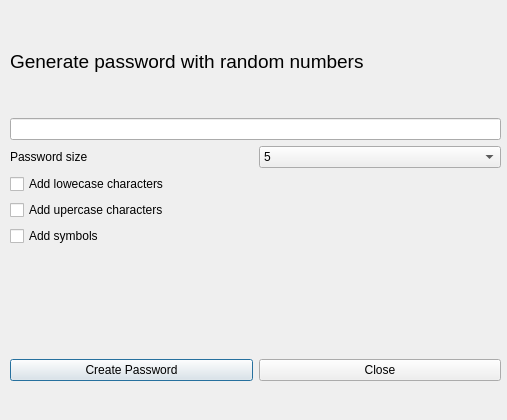
Before: the Qt Designer form dialog.ui in iagorubio/CybersecPwdgenDesktop, drawn with Qt 5.
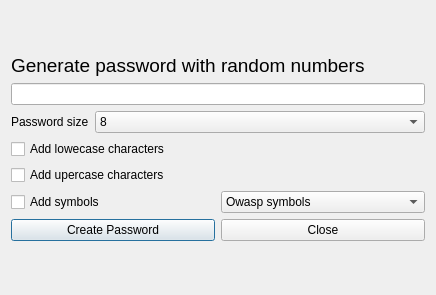
After: the same form once the commit is applied.

Commit message: Added selector for owasp/AD OI symbols

```diff
--- a/dialog.ui
+++ b/dialog.ui
@@ -6,8 +6,8 @@
    <rect>
     <x>0</x>
     <y>0</y>
-    <width>507</width>
-    <height>420</height>
+    <width>436</width>
+    <height>295</height>
    </rect>
   </property>
   <property name="sizePolicy">
@@ -31,23 +31,16 @@
   <property name="modal">
    <bool>false</bool>
   </property>
-  <widget class="QWidget" name="verticalLayoutWidget">
-   <property name="geometry">
-    <rect>
-     <x>10</x>
-     <y>10</y>
-     <width>491</width>
-     <height>371</height>
-    </rect>
-   </property>
+  <layout class="QVBoxLayout" name="verticalLayout_2">
+   <item>
    <layout class="QVBoxLayout" name="verticalLayout">
     <property name="sizeConstraint">
-     <enum>QLayout::SetNoConstraint</enum>
+      <enum>QLayout::SetMinAndMaxSize</enum>
     </property>
     <item>
      <widget class="QLabel" name="label_header">
       <property name="sizePolicy">
-       <sizepolicy hsizetype="Minimum" vsizetype="Minimum">
+        <sizepolicy hsizetype="Fixed" vsizetype="Fixed">
         <horstretch>0</horstretch>
         <verstretch>0</verstretch>
        </sizepolicy>
@@ -79,6 +72,9 @@
       <property name="layoutDirection">
        <enum>Qt::LeftToRight</enum>
       </property>
+       <property name="readOnly">
+        <bool>true</bool>
+       </property>
      </widget>
     </item>
     <item>
@@ -87,10 +83,19 @@
        <number>6</number>
       </property>
       <property name="sizeConstraint">
-       <enum>QLayout::SetNoConstraint</enum>
+        <enum>QLayout::SetFixedSize</enum>
       </property>
       <item>
        <widget class="QLabel" name="label_size">
+         <property name="enabled">
+          <bool>true</bool>
+         </property>
+         <property name="sizePolicy">
+          <sizepolicy hsizetype="Fixed" vsizetype="Fixed">
+           <horstretch>0</horstretch>
+           <verstretch>0</verstretch>
+          </sizepolicy>
+         </property>
         <property name="text">
          <string>Password size</string>
         </property>
@@ -100,7 +105,7 @@
        <widget class="QComboBox" name="comboBox_size">
         <item>
          <property name="text">
-          <string>5</string>
+           <string>8</string>
          </property>
         </item>
         <item>
@@ -137,6 +142,8 @@
      </widget>
     </item>
     <item>
+      <layout class="QHBoxLayout" name="horizontalLayout_3">
+       <item>
      <widget class="QCheckBox" name="checkBox_symbols">
       <property name="text">
        <string>Add symbols</string>
@@ -144,25 +151,37 @@
      </widget>
     </item>
     <item>
-     <widget class="QLabel" name="label_numpos">
-      <property name="sizePolicy">
-       <sizepolicy hsizetype="Ignored" vsizetype="Preferred">
-        <horstretch>0</horstretch>
-        <verstretch>0</verstretch>
-       </sizepolicy>
-      </property>
+        <widget class="QComboBox" name="comboBox_symbols">
+         <item>
+          <property name="text">
+           <string>Owasp symbols</string>
+          </property>
+         </item>
+         <item>
       <property name="text">
-       <string/>
-      </property>
-     </widget>
+           <string>Active Directory/Oracle Id</string>
+          </property>
+         </item>
+        </widget>
+       </item>
+      </layout>
     </item>
     <item>
      <layout class="QHBoxLayout" name="horizontalLayout_2">
       <property name="spacing">
        <number>6</number>
       </property>
+       <property name="sizeConstraint">
+        <enum>QLayout::SetMinimumSize</enum>
+       </property>
       <item>
        <widget class="QPushButton" name="pushButton_createPwd">
+         <property name="sizePolicy">
+          <sizepolicy hsizetype="Preferred" vsizetype="Fixed">
+           <horstretch>0</horstretch>
+           <verstretch>0</verstretch>
+          </sizepolicy>
+         </property>
         <property name="text">
          <string>Create Password</string>
         </property>
@@ -170,6 +189,12 @@
       </item>
       <item>
        <widget class="QPushButton" name="pushButton_Close">
+         <property name="sizePolicy">
+          <sizepolicy hsizetype="Preferred" vsizetype="Fixed">
+           <horstretch>0</horstretch>
+           <verstretch>0</verstretch>
+          </sizepolicy>
+         </property>
         <property name="text">
          <string>Close</string>
         </property>
@@ -178,7 +203,8 @@
      </layout>
     </item>
    </layout>
-  </widget>
+   </item>
+  </layout>
  </widget>
  <resources/>
  <connections/>
```
Left out of the diff: 12 changed lines with no effect on the pictures. Lines whose indentation alone changed are shown as unchanged. The commit also changes 2 other files.
